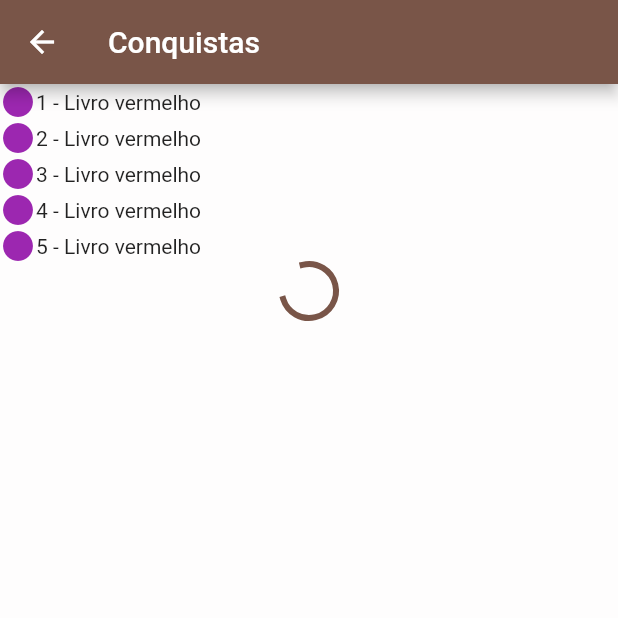
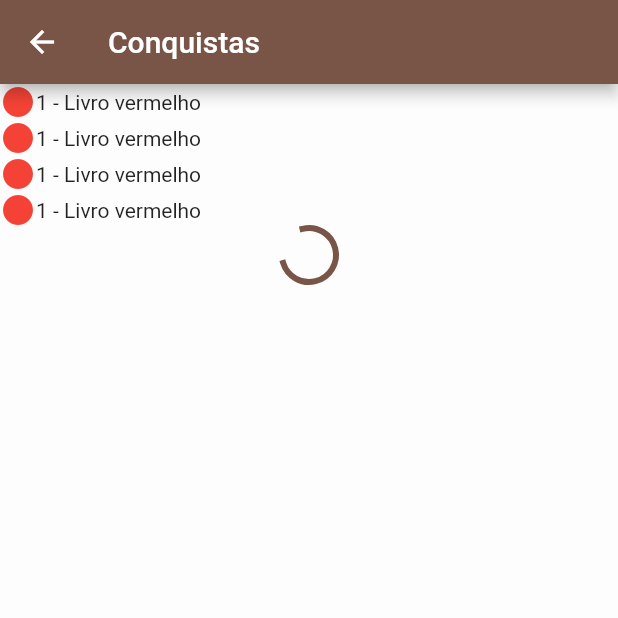
Before and after one commit to ArantesVictor/libraryapp, a Flutter app: the AchivementsView screen opened by its route, on a phone screen of 412 x 824 dp, the top half of it. Run offline on Flutter 3.47's test engine with Material 2 defaults, Android fonts, the light colour scheme and no system bars.

Commit message:
continuação do widget

```diff
--- a/lib/screms/achivements_view.dart
+++ b/lib/screms/achivements_view.dart
@@ -1,8 +1,20 @@
 import 'package:flutter/material.dart';
+import 'package:libraryapp/models/book.dart';
 import 'package:libraryapp/wedgets/achivement_item.dart';
 
-class AchivementsView extends StatelessWidget {
+class AchivementsView extends StatefulWidget {
   const AchivementsView({Key? key}) : super(key: key);
+
+  @override
+  State<AchivementsView> createState() => _AchivementsViewState();
+}
+
+class _AchivementsViewState extends State<AchivementsView> {
+  final Book achivementBook = Book(
+    bookNumber: 1,
+    bookColor: Colors.red,
+    bookName: 'Livro vermelho',
+  );
 
   @override
   Widget build(BuildContext context) {
@@ -12,11 +24,10 @@ class AchivementsView extends StatelessWidget {
       ),
       body: Column(
         children: [
-          AchivementItem(number: 1),
-          AchivementItem(number: 2),
-          AchivementItem(number: 3),
-          AchivementItem(number: 4),
-          AchivementItem(number: 5),
+          AchivementItem(achivementBook),
+          AchivementItem(achivementBook),
+          AchivementItem(achivementBook),
+          AchivementItem(achivementBook),
           Center(
             child: CircularProgressIndicator(),
           ),
--- a/lib/wedgets/achivement_item.dart
+++ b/lib/wedgets/achivement_item.dart
@@ -2,11 +2,11 @@ import 'package:flutter/material.dart';
 import 'package:libraryapp/models/book.dart';
 
 class AchivementItem extends StatefulWidget {
-  final int? number;
+  final Book book;
 
-  const AchivementItem({
+  const AchivementItem(
+    this.book, {
     Key? key,
-    this.number,
   }) : super(key: key);
 
   @override
@@ -14,23 +14,17 @@ class AchivementItem extends StatefulWidget {
 }
 
 class _AchivementItemState extends State<AchivementItem> {
-  final Book achivementBook = Book(
-    bookNumber: 1,
-    bookColor: Colors.purple,
-    bookName: 'Livro vermelho',
-  );
-
   @override
   Widget build(BuildContext context) {
     return Row(
       children: [
         Icon(
           Icons.circle,
-          color: achivementBook.bookColor,
+          color: widget.book.bookColor,
         ),
-        Text(widget.number.toString()),
+        Text(widget.book.bookNumber.toString()),
         Text(' - '),
-        Text(achivementBook.bookName!),
+        Text(widget.book.bookName!),
       ],
     );
   }
```
